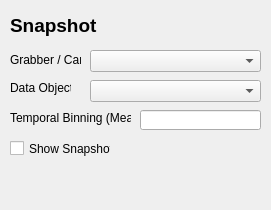
First picture: the form in itom-packages/camToolbar/snapshot.ui, repository itom-project/itom, before the edit.
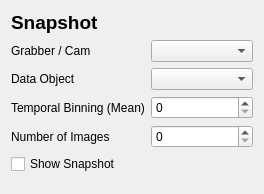
Second picture: the form after the edit.

Commit message: Fixed missing buttons on camToolbar

Diff of the .ui file:
```diff
--- a/itom-packages/camToolbar/snapshot.ui
+++ b/itom-packages/camToolbar/snapshot.ui
@@ -1,62 +1,24 @@
 <?xml version="1.0" encoding="UTF-8"?>
 <ui version="4.0">
  <class>Dialog</class>
- <widget class="QDialog" name="Dialog">
+ <widget class="QWidget" name="Dialog">
   <property name="geometry">
    <rect>
     <x>0</x>
     <y>0</y>
-    <width>271</width>
-    <height>210</height>
+    <width>264</width>
+    <height>194</height>
    </rect>
   </property>
-  <property name="minimumSize">
-   <size>
-    <width>271</width>
-    <height>210</height>
-   </size>
-  </property>
-  <property name="maximumSize">
-   <size>
-    <width>271</width>
-    <height>210</height>
-   </size>
-  </property>
   <property name="windowTitle">
    <string>Dialog</string>
   </property>
-  <widget class="QComboBox" name="comboBoxGrabber">
-   <property name="geometry">
-    <rect>
-     <x>90</x>
-     <y>50</y>
-     <width>171</width>
-     <height>22</height>
-    </rect>
+  <layout class="QFormLayout" name="formLayout">
+   <property name="fieldGrowthPolicy">
+    <enum>QFormLayout::AllNonFixedFieldsGrow</enum>
    </property>
-  </widget>
-  <widget class="QLabel" name="label">
-   <property name="geometry">
-    <rect>
-     <x>10</x>
-     <y>50</y>
-     <width>71</width>
-     <height>20</height>
-    </rect>
-   </property>
-   <property name="text">
-    <string>Grabber / Cam</string>
-   </property>
-  </widget>
+   <item row="0" column="0" colspan="2">
   <widget class="QLabel" name="label_2">
-   <property name="geometry">
-    <rect>
-     <x>10</x>
-     <y>10</y>
-     <width>131</width>
-     <height>31</height>
-    </rect>
-   </property>
    <property name="font">
     <font>
      <pointsize>14</pointsize>
@@ -68,65 +30,55 @@
     <string>Snapshot</string>
    </property>
   </widget>
+   </item>
+   <item row="1" column="0">
+    <widget class="QLabel" name="label">
+     <property name="text">
+      <string>Grabber / Cam</string>
+     </property>
+    </widget>
+   </item>
+   <item row="1" column="1">
+    <widget class="QComboBox" name="comboBoxGrabber"/>
+   </item>
+   <item row="3" column="0">
   <widget class="QLabel" name="label_3">
-   <property name="geometry">
-    <rect>
-     <x>10</x>
-     <y>80</y>
-     <width>61</width>
-     <height>16</height>
-    </rect>
-   </property>
    <property name="text">
     <string>Data Object</string>
    </property>
   </widget>
+   </item>
+   <item row="3" column="1">
+    <widget class="QComboBox" name="comboBoxdObj"/>
+   </item>
+   <item row="4" column="0">
   <widget class="QLabel" name="label_4">
-   <property name="geometry">
-    <rect>
-     <x>10</x>
-     <y>110</y>
-     <width>121</width>
-     <height>16</height>
-    </rect>
-   </property>
    <property name="text">
     <string>Temporal Binning (Mean)</string>
    </property>
   </widget>
-  <widget class="QLineEdit" name="txtBinning">
-   <property name="geometry">
-    <rect>
-     <x>140</x>
-     <y>110</y>
-     <width>121</width>
-     <height>20</height>
-    </rect>
-   </property>
-  </widget>
+   </item>
+   <item row="4" column="1">
+    <widget class="QSpinBox" name="spinBoxTempBin"/>
+   </item>
+   <item row="7" column="0">
   <widget class="QCheckBox" name="checkBoxShow">
-   <property name="geometry">
-    <rect>
-     <x>10</x>
-     <y>140</y>
-     <width>101</width>
-     <height>17</height>
-    </rect>
-   </property>
    <property name="text">
     <string>Show Snapshot</string>
    </property>
   </widget>
-  <widget class="QComboBox" name="comboBoxdObj">
-   <property name="geometry">
-    <rect>
-     <x>90</x>
-     <y>80</y>
-     <width>171</width>
-     <height>22</height>
-    </rect>
-   </property>
-  </widget>
+   </item>
+   <item row="5" column="0">
+    <widget class="QLabel" name="label_5">
+     <property name="text">
+      <string>Number of Images</string>
+     </property>
+    </widget>
+   </item>
+   <item row="5" column="1">
+    <widget class="QSpinBox" name="spinBoxNumImages"/>
+   </item>
+  </layout>
  </widget>
  <resources/>
  <connections/>
```
Left out of the diff: 2 changed lines with no effect on the pictures. Lines whose indentation alone changed are shown as unchanged. The commit also changes 1 other file.
